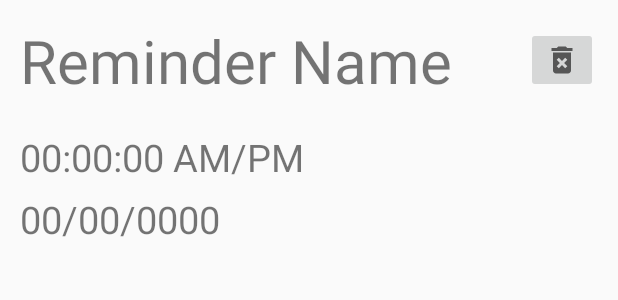
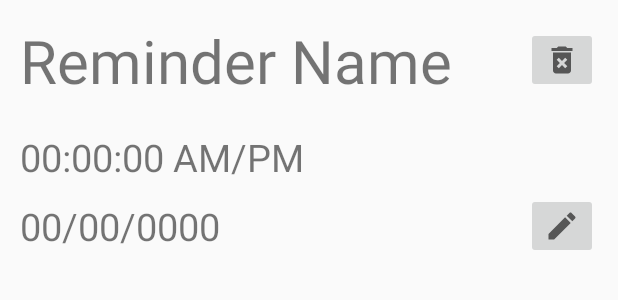
Before and after one commit to abdullahsultan/ReminderAPP, an Android app: the layout reminder_items.xml on its own in the app's theme, with its tools: preview values and no code run, on a phone screen of 412 x 824 dp. Shown: the top 300 px of the screen. Run offline under Robolectric (Android 15) with nearby library versions, the phone set to English and light mode, and no system bars.

Commit message:
Incomplete edit functionality

```diff
--- /dev/null
+++ b/app/src/main/res/drawable/edit.xml
@@ -0,0 +1,10 @@
+<vector xmlns:android="http://schemas.android.com/apk/res/android"
+    android:width="24dp"
+    android:height="24dp"
+    android:viewportWidth="24"
+    android:viewportHeight="24"
+    android:tint="?attr/colorControlNormal">
+  <path
+      android:fillColor="@android:color/white"
+      android:pathData="M3,17.25V21h3.75L17.81,9.94l-3.75,-3.75L3,17.25zM20.71,7.04c0.39,-0.39 0.39,-1.02 0,-1.41l-2.34,-2.34c-0.39,-0.39 -1.02,-0.39 -1.41,0l-1.83,1.83 3.75,3.75 1.83,-1.83z"/>
+</vector>
--- a/app/src/main/res/layout/reminder_items.xml
+++ b/app/src/main/res/layout/reminder_items.xml
@@ -36,14 +36,33 @@
         android:textSize="25dp"
         android:text="00:00:00 AM/PM"/>
 
-    <TextView
-        android:id="@+id/reminder_date"
-        android:layout_width="wrap_content"
+    <androidx.coordinatorlayout.widget.CoordinatorLayout
+        android:layout_width="match_parent"
         android:layout_height="wrap_content"
         android:layout_marginTop="10px"
-        android:layout_marginLeft="20px"
-        android:textSize="25dp"
-        android:text="00/00/0000"/>
+        android:orientation="horizontal">
+
+        <TextView
+            android:id="@+id/reminder_date"
+            android:layout_width="wrap_content"
+            android:layout_height="wrap_content"
+            android:layout_gravity="center_vertical"
+            android:layout_marginLeft="20px"
+            android:textSize="25dp"
+            android:text="00/00/0000"/>
+
+        <ImageButton
+            android:id="@+id/ImageButton_Edit"
+            android:layout_width="wrap_content"
+            android:layout_height="wrap_content"
+            android:layout_marginRight="20px"
+            android:src="@drawable/edit"
+            android:layout_gravity="center_vertical|end"
+            />
+
+
+    </androidx.coordinatorlayout.widget.CoordinatorLayout>
+
 
 
 
```
Also changed, not shown: app/src/main/java/com/example/remindme/Adapter.java (+28 -4 lines), app/src/main/java/com/example/remindme/AlertReceiver.java (+5 -4 lines), app/src/main/java/com/example/remindme/MainActivity.java (+11 -2 lines), app/src/main/java/com/example/remindme/MainActivity2.java (+22 -0 lines).
